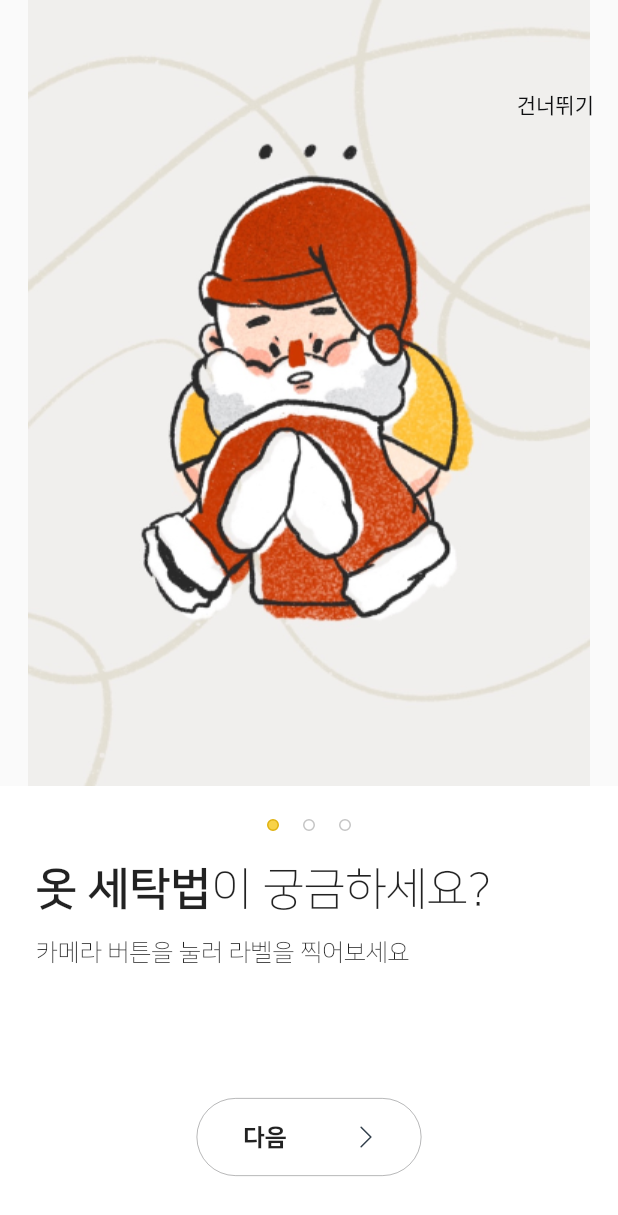
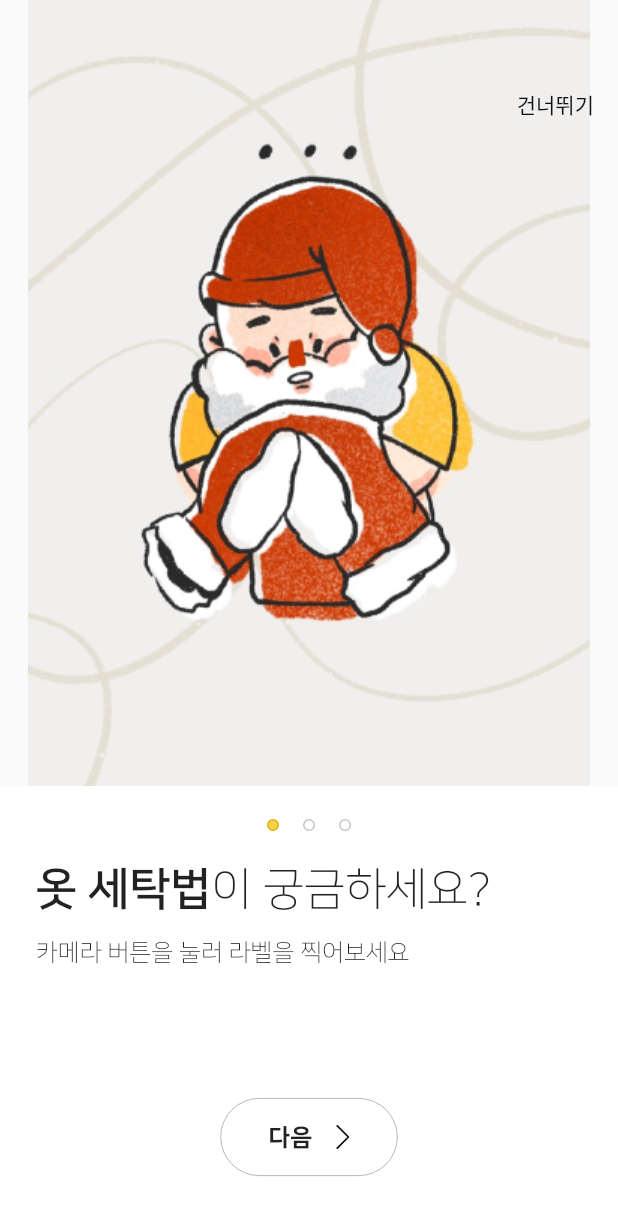
Before and after one commit to LDongGyu/flutter-cookbook, a Flutter app: the screen it shows after launch, on a phone screen of 412 x 824 dp. Shown: the top 1215 px of the screen. Run offline on Flutter 3.47's test engine with Material 2 defaults, Android fonts, the phone set to English and light mode, and no system bars; drawn by our look-alikes of touchable_opacity; our stand-ins replace flutter_svg.

Commit message:
style: 버튼 유동적

```diff
--- a/lib/PinocchioOnboarding.dart
+++ b/lib/PinocchioOnboarding.dart
@@ -88,13 +88,6 @@ class _OnboardingPageState extends State<OnboardingPage> {
                         crossAxisAlignment: CrossAxisAlignment.start,
                         children: <Widget>[
                           onbordingList2[currentPageValue],
-                          // Text('${prompt[currentPageValue][0]}',
-                          //   textAlign: TextAlign.left,
-                          //   style: TextStyle(
-                          //       fontSize: 30,
-                          //       fontWeight: FontWeight.w700,
-                          //       fontFamily: 'nanum_square'
-                          //   ),),
                           SizedBox(height: 16.0),
                           Text('${prompt[currentPageValue][1]}',
                               textAlign: TextAlign.left,
@@ -108,29 +101,38 @@ class _OnboardingPageState extends State<OnboardingPage> {
                   )
               ),
               Expanded(child: Container()),
-              Container(
-                // constraints: BoxConstraints(
-                //   minHeight: 52,
-                //   minWidth: 120,
-                // ),
-                height: 52,
-                width: 150,
-                child: TouchableOpacity(
+              TouchableOpacity(
                 activeOpacity: 0.6,
                 child: Stack(
                   alignment: Alignment.bottomCenter,
                   children: <Widget>[
                     FlatButton(
-                        child: Container(
-                          alignment: Alignment.centerLeft,
-                          padding: EdgeInsets.only(left: 15),
-                          child: Text('${prompt[currentPageValue][2]}',
+                      height: 52,
+                      child: Wrap(
+                        // alignment: Alignment.centerLeft,
+                        // padding: EdgeInsets.only(left: 15),
+                        children: [
+                          Row(
+                            mainAxisSize: MainAxisSize.min,
+                            children: [
+                              SizedBox(width: 16),
+                              Text('${prompt[currentPageValue][2]}',
                                 style: TextStyle(
                                     fontFamily: 'nanum_square',
                                     fontWeight: FontWeight.w800,
                                     fontSize: 16,
                                 ),
                               ),
+                              SizedBox(width: 16),
+                              Container(
+                                child: SvgPicture.asset('assets/images/shape.svg',
+                                    height: 16,
+                                ),
+                              ),
+                              SizedBox(width: 16),
+                            ]
+                          )
+                        ]
                       ),
                       shape: RoundedRectangleBorder(
                           side: BorderSide(
@@ -149,18 +151,8 @@ class _OnboardingPageState extends State<OnboardingPage> {
                       splashColor: Colors.transparent,
                       highlightColor: Colors.transparent,
                     ),
-                      Padding(
-                        padding: EdgeInsets.only(right: 24),
-                        child: Container(
-                          alignment: Alignment.centerRight,
-                          child: SvgPicture.asset('assets/images/buttonguide.svg',
-                            width: 26,
-                            height: 26,
-                          ),
-                        ),
-                      ),
+
                   ],
-                  ),
                 ),
               ),
               SizedBox(
```
Also changed, not shown: assets/images/shape.svg (added). Lines whose indentation alone changed are shown as unchanged.
